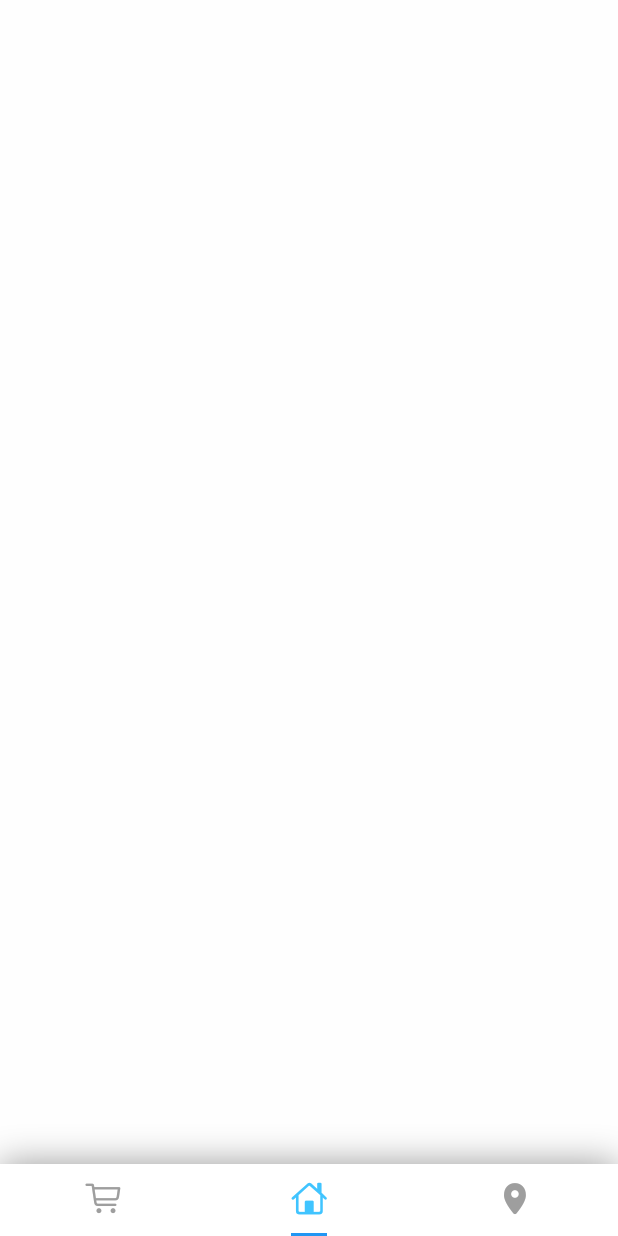
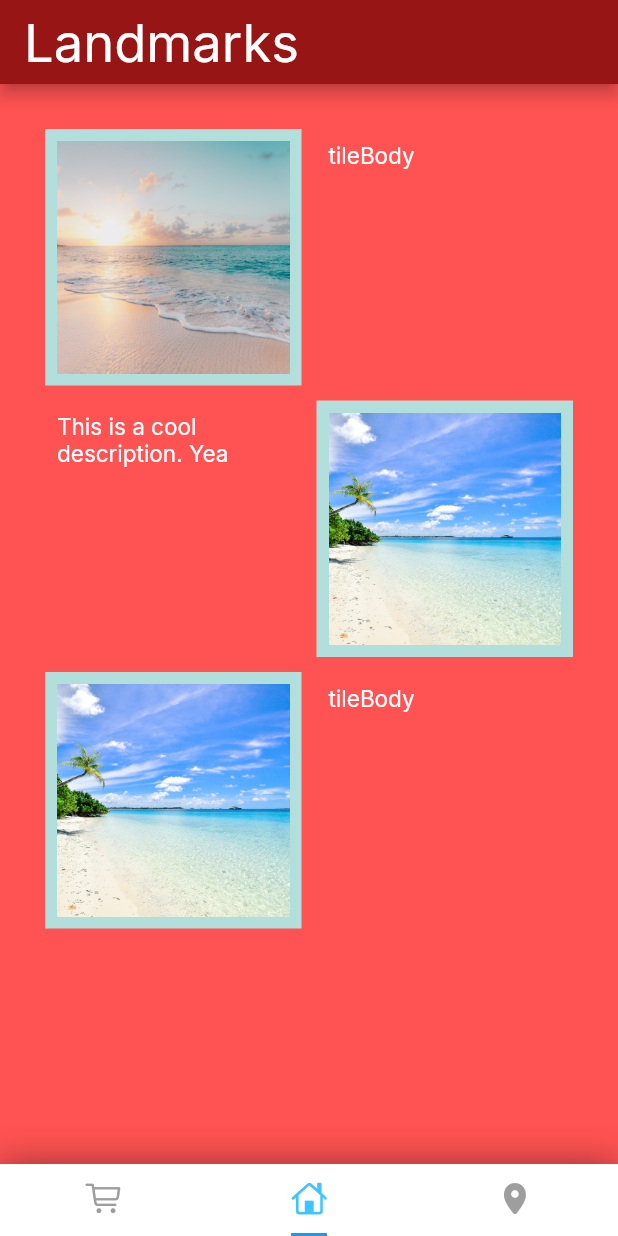
Before and after one commit to mattrltrent/amy_french_polynesia, a Flutter app: the screen it shows after launch, item 2 of the bottom bar chosen, on a phone screen of 412 x 824 dp. Run offline on Flutter 3.47's test engine with Material 2 defaults, Android fonts, the phone set to English and light mode, and no system bars; our stand-ins replace google_fonts; missing offline and left inert: scrollable.

Commit message:
matthew changes

```diff
--- a/lib/screens/help.dart
+++ b/lib/screens/help.dart
@@ -30,7 +30,7 @@ class _HelpScreenState extends State<HelpScreen> {
     return Scaffold(
       backgroundColor: Colors.redAccent, //Background color
       appBar: AppBar(
-        backgroundColor: const Color.fromARGB(255, 21, 71, 157), // Accent color
+        backgroundColor: Color.fromARGB(255, 151, 21, 21), // Accent color
         title: Text(
           "Landmarks",
           style: kBody.copyWith(color: Colors.white),
--- a/lib/screens/home.dart
+++ b/lib/screens/home.dart
@@ -1,12 +1,83 @@
-import 'package:flutter/src/widgets/container.dart';
-import 'package:flutter/src/widgets/framework.dart';
 import 'package:flutter/material.dart';
+
+import '../styles/typography.dart';
 
 class HomeScreen extends StatelessWidget {
   const HomeScreen({super.key});
 
   @override
   Widget build(BuildContext context) {
-    return Container(color: Colors.white70);
+    return Scaffold(
+      backgroundColor: Colors.redAccent, //Background color
+      appBar: AppBar(
+        backgroundColor: const Color.fromARGB(255, 151, 21, 21), // Accent color
+        title: Text(
+          "Landmarks",
+          style: kBody.copyWith(color: Colors.white),
+        ),
+      ),
+      body: Padding(
+          padding: const EdgeInsets.all(10),
+          child: GridView.count(
+            primary: false,
+            padding: const EdgeInsets.all(20),
+            crossAxisSpacing: 10,
+            mainAxisSpacing: 10,
+            crossAxisCount: 2,
+            children: <Widget>[
+              Container(
+                padding: const EdgeInsets.all(8),
+                color: Colors.teal[100],
+                child: Image.asset(
+                  'assets/images/img-2.jpeg',
+                  fit: BoxFit.cover,
+                ),
+              ),
+              Container(
+                padding: const EdgeInsets.all(8),
+                color: Colors.transparent,
+                child: Text(
+                  "tileBody",
+                  style: kBody.copyWith(color: Colors.white, fontSize: 15),
+                  textAlign: TextAlign.left,
+                ),
+              ),
+              Container(
+                padding: const EdgeInsets.all(8),
+                color: Colors.transparent,
+                child: Text(
+                  "This is a cool description. Yea",
+                  style: kBody.copyWith(color: Colors.white, fontSize: 15),
+                  textAlign: TextAlign.left,
+                ),
+              ),
+              Container(
+                padding: const EdgeInsets.all(8),
+                color: Colors.teal[100],
+                child: Image.asset(
+                  'assets/images/img-1.jpg',
+                  fit: BoxFit.cover,
+                ),
+              ),
+              Container(
+                padding: const EdgeInsets.all(8),
+                color: Colors.teal[100],
+                child: Image.asset(
+                  'assets/images/img-1.jpg',
+                  fit: BoxFit.cover,
+                ),
+              ),
+              Container(
+                padding: const EdgeInsets.all(8),
+                color: Colors.transparent,
+                child: Text(
+                  "tileBody",
+                  style: kBody.copyWith(color: Colors.white, fontSize: 15),
+                  textAlign: TextAlign.left,
+                ),
+              ),
+            ],
+          )),
+    );
   }
 }
--- a/lib/sheets/bottom_sheet.dart
+++ b/lib/sheets/bottom_sheet.dart
@@ -6,6 +6,7 @@ void showInfoSheet(BuildContext context, String title, String body) {
     backgroundColor: Colors.transparent,
     context: context,
     builder: (context) => Container(
+      height: MediaQuery.of(context).size.height * .8,
       decoration: BoxDecoration(
         boxShadow: [
           BoxShadow(
@@ -16,10 +17,11 @@ void showInfoSheet(BuildContext context, String title, String body) {
         color: Colors.white,
         borderRadius: const BorderRadius.only(topLeft: Radius.circular(20), topRight: Radius.circular(20)),
       ),
-      height: MediaQuery.of(context).size.height / 2,
-      width: double.infinity,
+      child: Padding(
+        padding: const EdgeInsets.symmetric(horizontal: 15),
         child: Column(
           mainAxisAlignment: MainAxisAlignment.center,
+          crossAxisAlignment: CrossAxisAlignment.center,
           children: [
             const SizedBox(height: 15),
             Container(
@@ -34,19 +36,18 @@ void showInfoSheet(BuildContext context, String title, String body) {
             Text(
               title,
               style: kBody.copyWith(color: Colors.black),
-            overflow: TextOverflow.ellipsis,
               textAlign: TextAlign.left,
             ),
             const SizedBox(height: 15),
             Text(
               body,
-            style: kBody.copyWith(color: Colors.black, fontSize: 15),
-            overflow: TextOverflow.ellipsis,
+              style: kBody.copyWith(color: Colors.black, fontSize: 25),
               textAlign: TextAlign.left,
             ),
             const Spacer(),
           ],
         ),
       ),
+    ),
   );
 }
--- a/lib/styles/typography.dart
+++ b/lib/styles/typography.dart
@@ -4,7 +4,7 @@ import 'package:google_fonts/google_fonts.dart'; //this is confusing :)
 // Body font.
 var kBody = GoogleFonts.inter(
   textStyle: const TextStyle(
-    fontSize: 25,
+    fontSize: 35,
     fontWeight: FontWeight.w400,
   ),
 );
```
Also changed, not shown: assets/images/Badname.jpeg (added), assets/images/bad name.jpg (added), assets/images/badName.jpg (added), assets/images/img-2.jpeg (added), 1 other file. Lines whose indentation alone changed are shown as unchanged.
